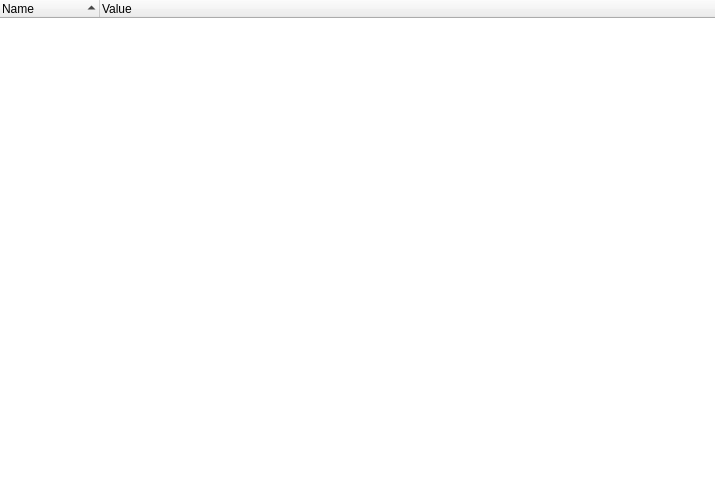
This is source/client/ui/sys_info_widget_env_vars.ui in dchapyshev/aspia as Qt 5 draws it before an edit. The edited form follows.
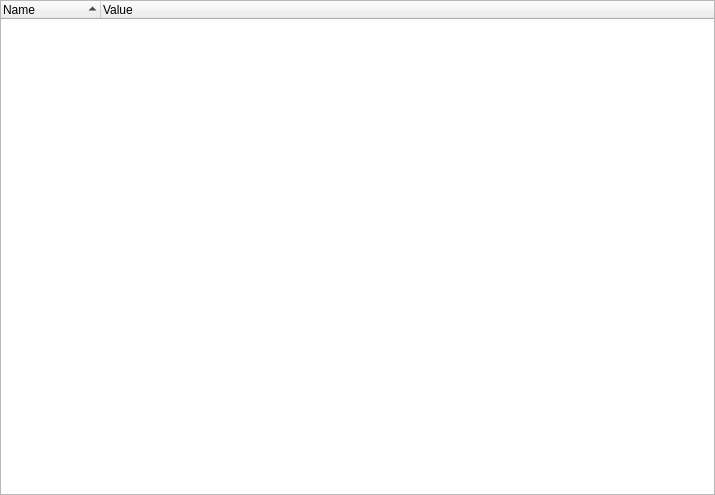
This is the edited form.

Diff of the .ui file:
```diff
--- a/source/client/ui/sys_info_widget_env_vars.ui
+++ b/source/client/ui/sys_info_widget_env_vars.ui
@@ -31,9 +31,6 @@
      <property name="contextMenuPolicy">
       <enum>Qt::CustomContextMenu</enum>
      </property>
-     <property name="frameShape">
-      <enum>QFrame::NoFrame</enum>
-     </property>
      <property name="showDropIndicator" stdset="0">
       <bool>false</bool>
      </property>
```
